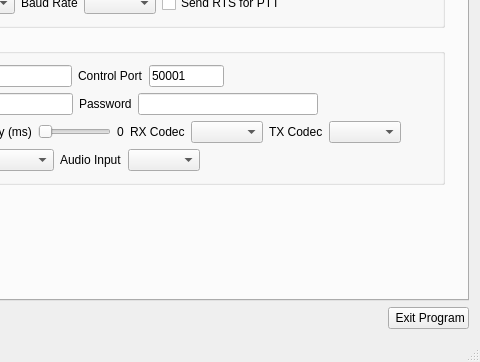
Qt form wfmain.ui (adecarolis/wfweb) before a commit; both pictures show x 460 to 940 and y 207 to 569 of the 940 by 569 pixel window.
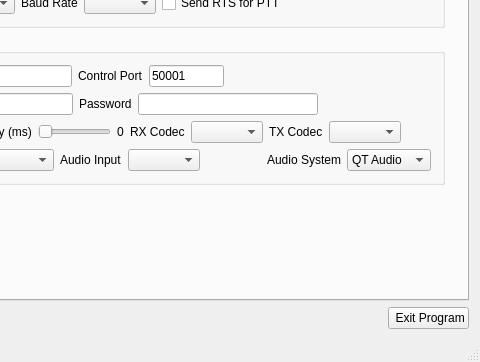
The same form after that commit. The open tabs and pages were chosen to show the change. Custom widgets are drawn as their Qt base class.

```diff
--- a/wfmain.ui
+++ b/wfmain.ui
@@ -2633,6 +2633,32 @@
                        </property>
                       </spacer>
                      </item>
+                     <item>
+                      <widget class="QLabel" name="label_40">
+                       <property name="text">
+                        <string>Audio System</string>
+                       </property>
+                      </widget>
+                     </item>
+                     <item>
+                      <widget class="QComboBox" name="audioSystemCombo">
+                       <item>
+                        <property name="text">
+                         <string>QT Audio</string>
+                        </property>
+                       </item>
+                       <item>
+                        <property name="text">
+                         <string>PortAudio</string>
+                        </property>
+                       </item>
+                       <item>
+                        <property name="text">
+                         <string>RT Audio</string>
+                        </property>
+                       </item>
+                      </widget>
+                     </item>
                     </layout>
                    </item>
                   </layout>
```
Left out of the diff: 2 changed lines with no effect on the pictures.
